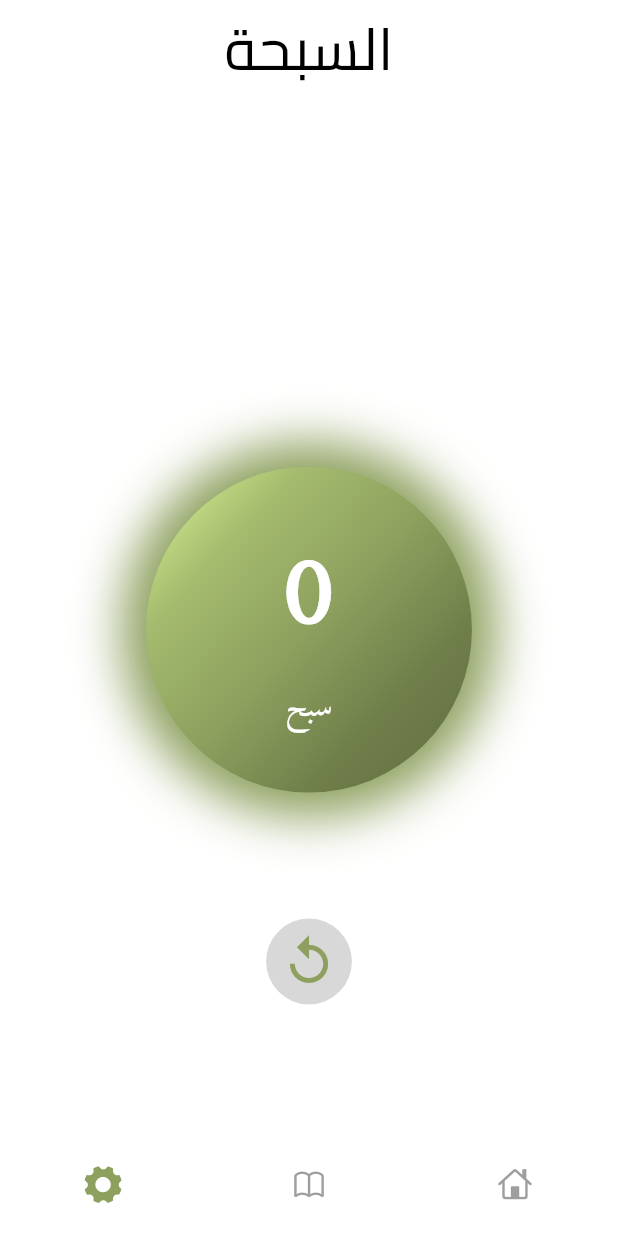
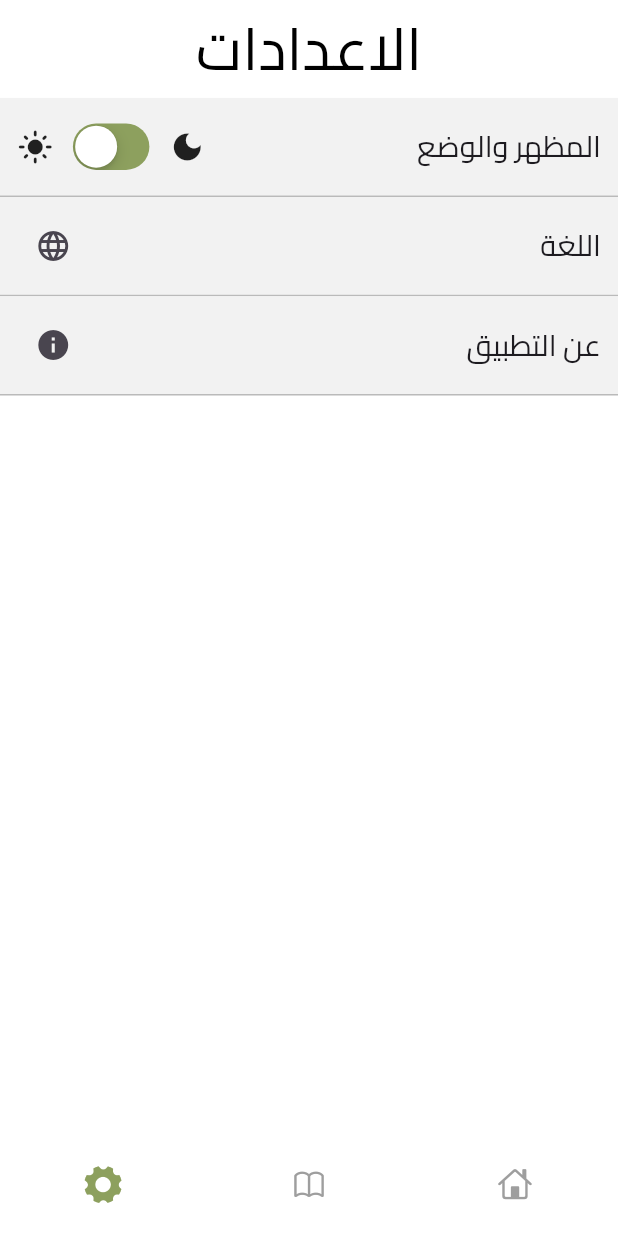
Before and after one commit to mohamedmagdy2301/azkary_app, a Flutter app: the screen it shows after launch, item 3 of the bottom bar chosen, on a phone screen of 412 x 824 dp. Run offline on Flutter 3.47's test engine with Material 3 defaults, Android fonts, the light colour scheme and no system bars; our stand-ins replace firebase_core, flutter_bloc, flutter_screenutil; accounts and stored records are empty.

Commit message:
Done settings screen in app

```diff
--- a/lib/Azkary_app.dart
+++ b/lib/Azkary_app.dart
@@ -1,6 +1,6 @@
 import 'package:azkary_app/features/azkar/presentation/veiw/screens/azkar_screen.dart';
-import 'package:azkary_app/features/home/presentation/veiw/screens/home_screen.dart';
 import 'package:azkary_app/features/sabha/presentation/veiw/screens/sabha_screen.dart';
+import 'package:azkary_app/features/settings/presentation/veiw/screens/settings_screen.dart';
 import 'package:flutter/cupertino.dart';
 import 'package:flutter/material.dart';
 // fake commit
@@ -34,9 +34,9 @@ class _NavBarMainAppState extends State<NavBarMainApp> {
   }
 
   List<Widget> bodyScreens = [
-    const HomeScreen(),
+    const SabhaScreen(),
     const AzkarScreen(),
-    const SabhaScreen(),
+    const SettingsScreen(),
   ];
 
   List<BottomNavigationBarItem> bottomNavigationBarItem =
--- a/lib/core/utils/strings.dart
+++ b/lib/core/utils/strings.dart
@@ -31,6 +31,12 @@ class StringsAppAR {
   static const String daiaToday = "دعاء اليوم";
 
   static const String sabah = "سبح";
+
+  static const String settings = "الاعدادات";
+  static const String themesMode = "المظهر والوضع";
+
+  static const String language = "اللغة";
+  static const String aboutApp = "عن التطبيق";
 }
 
 // class StringsAppEN {
--- a/lib/features/home/presentation/veiw/screens/home_screen.dart
+++ /dev/null
@@ -1,25 +0,0 @@
-import 'package:azkary_app/core/theming/cubit_cahnge_themeing.dart';
-import 'package:flutter/material.dart';
-import 'package:flutter_bloc/flutter_bloc.dart';
-
-class HomeScreen extends StatelessWidget {
-  const HomeScreen({super.key});
-  static const routeName = '/home';
-
-  @override
-  Widget build(BuildContext context) {
-    return Scaffold(
-      appBar: AppBar(
-        title: const Text('Theme Cubit Example'),
-      ),
-      body: Center(
-        child: ElevatedButton(
-          onPressed: () {
-            context.read<ThemeCubit>().toggleTheme();
-          },
-          child: const Text('Toggle Theme'),
-        ),
-      ),
-    );
-  }
-}
--- /dev/null
+++ b/lib/features/settings/presentation/veiw/screens/settings_screen.dart
@@ -0,0 +1,116 @@
+import 'package:azkary_app/core/theming/cubit_cahnge_themeing.dart';
+import 'package:azkary_app/core/theming/light_theme.dart';
+import 'package:azkary_app/core/utils/colors.dart';
+import 'package:azkary_app/core/utils/strings.dart';
+import 'package:azkary_app/features/settings/presentation/veiw/widgets/appbar_setting.dart';
+import 'package:flutter/cupertino.dart';
+import 'package:flutter/material.dart';
+import 'package:flutter_bloc/flutter_bloc.dart';
+import 'package:flutter_screenutil/flutter_screenutil.dart';
+
+class SettingsScreen extends StatefulWidget {
+  const SettingsScreen({super.key});
+  static const routeName = '/home';
+
+  @override
+  State<SettingsScreen> createState() => _SettingsScreenState();
+}
+
+class _SettingsScreenState extends State<SettingsScreen> {
+  @override
+  Widget build(BuildContext context) {
+    var themeCubit = context.read<ThemeCubit>();
+    return Scaffold(
+      appBar: const AppBarSettings(),
+      body: Column(
+        children: [
+          SettingsRowItem(
+            title: StringsAppAR.themesMode,
+            leading: Row(
+              children: [
+                const Icon(Icons.dark_mode),
+                SizedBox(width: 8.w),
+                CupertinoSwitch(
+                  activeColor: ColorsAppLight.primaryColor,
+                  trackColor: Colors.black,
+                  value: themeCubit.state.themeData == lightTheme,
+                  onChanged: (value) {
+                    setState(() {
+                      themeCubit.toggleTheme();
+                    });
+                  },
+                ),
+                SizedBox(width: 8.w),
+                const Icon(Icons.light_mode),
+              ],
+            ),
+          ),
+          SettingsRowItem(
+            title: StringsAppAR.language,
+            leading: IconButton(
+              onPressed: () {
+                setState(() {});
+              },
+              icon: const Icon(Icons.language),
+            ),
+          ),
+          SettingsRowItem(
+            title: StringsAppAR.aboutApp,
+            leading: IconButton(
+              onPressed: () {
+                setState(() {});
+              },
+              icon: const Icon(Icons.info),
+            ),
+          ),
+        ],
+      ),
+    );
+  }
+}
+
+class SettingsRowItem extends StatelessWidget {
+  const SettingsRowItem({
+    super.key,
+    required this.title,
+    required this.leading,
+  });
+  final String title;
+  final Widget leading;
+
+  @override
+  Widget build(BuildContext context) {
+    bool isLightTheme =
+        context.read<ThemeCubit>().state.themeData == lightTheme;
+    return Column(
+      children: [
+        Container(
+          height: 60.h,
+          width: double.infinity,
+          padding: EdgeInsets.symmetric(horizontal: 10.w),
+          color: isLightTheme
+              ? const Color.fromARGB(255, 242, 242, 242)
+              : const Color.fromARGB(255, 90, 120, 13),
+          child: Row(
+            mainAxisAlignment: MainAxisAlignment.spaceBetween,
+            children: [
+              Text(
+                title,
+                style: TextStyle(fontSize: 18.sp),
+              ),
+              const Spacer(),
+              leading,
+            ],
+          ),
+        ),
+        Divider(
+          color: isLightTheme
+              ? const Color.fromARGB(255, 186, 186, 186)
+              : const Color.fromARGB(255, 249, 249, 249),
+          thickness: 1,
+          height: 1,
+        ),
+      ],
+    );
+  }
+}
--- /dev/null
+++ b/lib/features/settings/presentation/veiw/widgets/appbar_setting.dart
@@ -0,0 +1,27 @@
+import 'package:azkary_app/core/utils/strings.dart';
+import 'package:flutter/material.dart';
+import 'package:flutter_screenutil/flutter_screenutil.dart';
+
+class AppBarSettings extends StatelessWidget implements PreferredSizeWidget {
+  const AppBarSettings({super.key});
+
+  @override
+  Widget build(BuildContext context) {
+    return AppBar(
+      title: Text(
+        StringsAppAR.settings,
+        style: TextStyle(
+          fontSize: 36.sp,
+          fontWeight: FontWeight.w400,
+        ),
+      ),
+      centerTitle: true,
+      flexibleSpace: Container(),
+      elevation: 0,
+      toolbarHeight: 60.h,
+    );
+  }
+
+  @override
+  Size get preferredSize => Size.fromHeight(60.h);
+}
--- a/lib/main_development.dart
+++ b/lib/main_development.dart
@@ -2,8 +2,8 @@ import 'package:azkary_app/Azkary_app.dart';
 import 'package:azkary_app/core/theming/cubit_cahnge_themeing.dart';
 import 'package:azkary_app/features/azkar/presentation/veiw/screens/azkar_details_screen.dart';
 import 'package:azkary_app/features/azkar/presentation/veiw/screens/azkar_screen.dart';
-import 'package:azkary_app/features/home/presentation/veiw/screens/home_screen.dart';
 import 'package:azkary_app/features/sabha/presentation/veiw/screens/sabha_screen.dart';
+import 'package:azkary_app/features/settings/presentation/veiw/screens/settings_screen.dart';
 import 'package:flutter/material.dart';
 import 'package:flutter_bloc/flutter_bloc.dart';
 import 'package:flutter_localizations/flutter_localizations.dart';
@@ -55,7 +55,7 @@ class MyApp extends StatelessWidget {
 
   Map<String, WidgetBuilder> get routes => {
         '/': (context) => const NavBarMainApp(),
-        HomeScreen.routeName: (context) => const HomeScreen(),
+        SettingsScreen.routeName: (context) => const SettingsScreen(),
         AzkarScreen.routeName: (context) => const AzkarScreen(),
         SabhaScreen.routeName: (context) => const SabhaScreen(),
         AzkarDetailsScreen.routeName: (context) => const AzkarDetailsScreen(),
```
